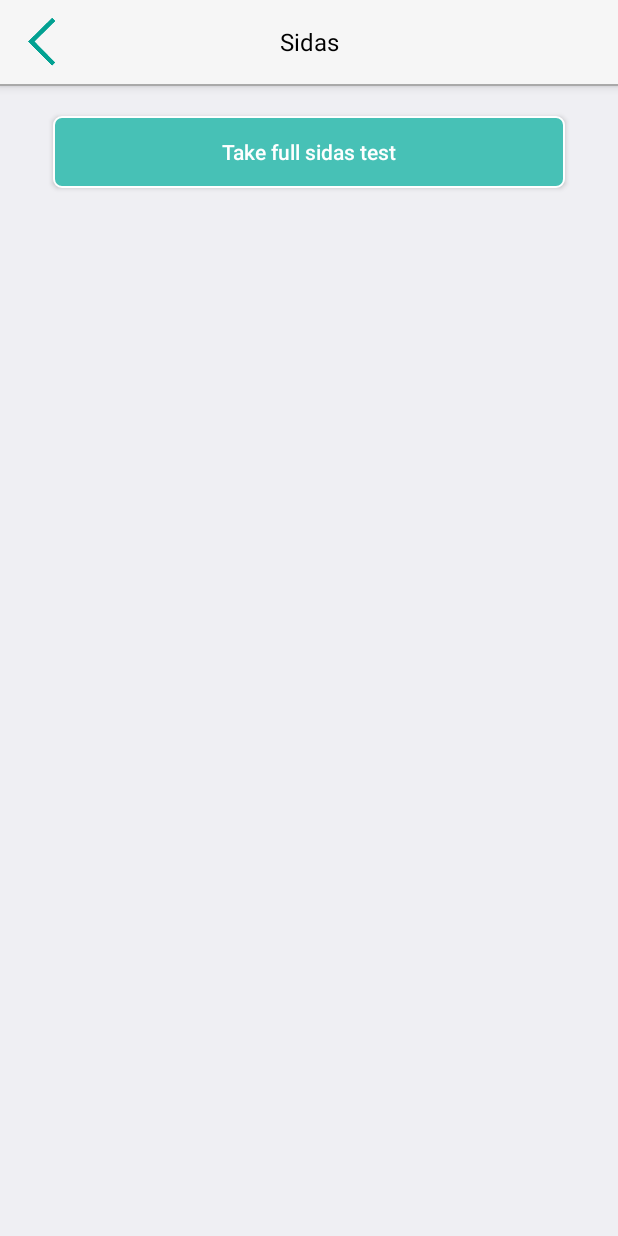
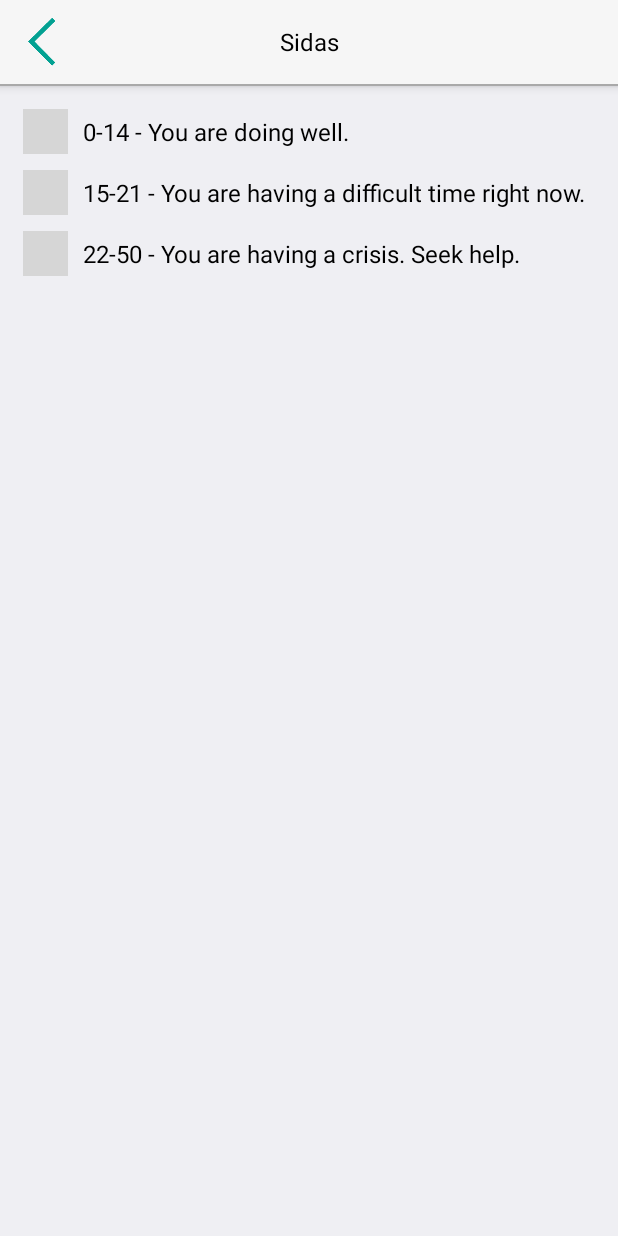
Before and after one commit to perceptinfotech/MyPlan, an Android app: the SidasActivity screen opened directly, with no data from a screen before it, on a phone screen of 412 x 824 dp. Run offline under Robolectric (Android 15) with nearby library versions, the phone set to English and light mode, and no system bars; our stand-ins replace CircleImageView, Volley; libraries missing offline, so code that uses them is left out: io.tpa.tpalib; network calls fail; 2 statements that could not run were skipped; grey boxes are pictures that could not be loaded.

Commit message:
Solved issues of map and made new design

```diff
--- a/app/build.gradle
+++ b/app/build.gradle
@@ -8,8 +8,8 @@ android {
         applicationId "percept.myplan"
         minSdkVersion 16
         targetSdkVersion 23
-        versionCode 2
-        versionName "1.1"
+        versionCode 3
+        versionName "1.2"
 
 
         ndk {
--- a/app/src/main/java/percept/myplan/Activities/AddStrategyActivity.java
+++ b/app/src/main/java/percept/myplan/Activities/AddStrategyActivity.java
@@ -216,14 +216,18 @@ public class AddStrategyActivity extends AppCompatActivity {
         if (LIST_MUSIC.size() > 0) {
             for (int i = 0; i < LIST_MUSIC.size(); i++) {
                 map.put("video" + (i + 1), LIST_MUSIC.get(i));
+
             }
         }
 //                }
         // Extra parameters if you want to pass to server
 
         //   map.put(Constant.URL, getResources().getString(R.string.server_url) + ".saveStrategy");
+        String str=android.text.TextUtils.join(",", LIST_MUSIC);
+        Log.e("Music List","Music List="+str);
         map.put("sid", Constant.SID);
         map.put("sname", Constant.SNAME);
+        map.put("internal_audio" ,str);
         map.put("image_count", String.valueOf(LIST_IMG.size()));
         map.put("music_count", String.valueOf(LIST_MUSIC.size()));
         map.put(Constant.ID, "");
--- a/app/src/main/java/percept/myplan/Activities/HopeDetailsActivity.java
+++ b/app/src/main/java/percept/myplan/Activities/HopeDetailsActivity.java
@@ -202,8 +202,9 @@ public class HopeDetailsActivity extends AppCompatActivity {
     }
 
     public void playMusicHopeElement(int position) {
+        Log.e("Internal audio","Internal audio="+LIST_HOPEDETAILS.get(position).getInternalAudio());
         Intent intent = new Intent(HopeDetailsActivity.this, WebViewActivity.class);
-        intent.putExtra("URL_MUSIC", LIST_HOPEDETAILS.get(position).getMEDIA());
+        intent.putExtra("URL_MUSIC", LIST_HOPEDETAILS.get(position).getInternalAudio());
         intent.putExtra(Constant.DATA, LIST_HOPEDETAILS.get(position));
         startActivity(intent);
     }
--- a/app/src/main/java/percept/myplan/Activities/SidasActivity.java
+++ b/app/src/main/java/percept/myplan/Activities/SidasActivity.java
@@ -72,14 +72,9 @@ public class SidasActivity extends AppCompatActivity {
         LST_SIDASUMMARY.setLayoutManager(mLayoutManager);
         LST_SIDASUMMARY.setItemAnimator(new DefaultItemAnimator());
         LIST_SIDA = new ArrayList<>();
-        BTN_TAKETEST = (Button) findViewById(R.id.btnTakeSidasTest);
 
-        BTN_TAKETEST.setOnClickListener(new View.OnClickListener() {
-            @Override
-            public void onClick(View view) {
-                startActivityForResult(new Intent(SidasActivity.this, SidaTestActivity.class), REQ_CODE_TEST);
-            }
-        });
+
+
 
     }
 
--- a/app/src/main/java/percept/myplan/Activities/StrategyDetailsOwnActivity.java
+++ b/app/src/main/java/percept/myplan/Activities/StrategyDetailsOwnActivity.java
@@ -505,8 +505,8 @@ public class StrategyDetailsOwnActivity extends AppCompatActivity {
                     }
 
 
-                    if (!TextUtils.isEmpty(clsStrategy.getVideos())) {
-                        String _images = clsStrategy.getVideos();
+                    if (!TextUtils.isEmpty(clsStrategy.getInternalAudio())) {
+                        String _images = clsStrategy.getInternalAudio();
                         String[] _arrImg = _images.split(",");
                         for (int i = 0; i < _arrImg.length; i++) {
                             listMusic.add(_arrImg[i]);
--- a/app/src/main/java/percept/myplan/Activities/StrategyEditActivity.java
+++ b/app/src/main/java/percept/myplan/Activities/StrategyEditActivity.java
@@ -253,8 +253,10 @@ public class StrategyEditActivity extends AppCompatActivity {
             }
         }
         // Extra parameters if you want to pass to server
+        String str=android.text.TextUtils.join(",", listMusic);
         params.put("sid", Constant.SID);
         params.put("sname", Constant.SNAME);
+        params.put("internal_audio" ,str);
         params.put("image_count", String.valueOf(listImg.size()));
         params.put("music_count", String.valueOf(listMusic.size()));
         params.put(Constant.ID, STRATEGY_ID);
--- a/app/src/main/java/percept/myplan/fragments/fragmentMoodRatings.java
+++ b/app/src/main/java/percept/myplan/fragments/fragmentMoodRatings.java
@@ -18,6 +18,7 @@ import java.util.ArrayList;
 import percept.myplan.Activities.HomeActivity;
 import percept.myplan.Activities.MoodActivity;
 import percept.myplan.Activities.SidasActivity;
+import percept.myplan.Activities.SidasDetailActivity;
 import percept.myplan.Graph.Bar;
 import percept.myplan.Graph.BarGraph;
 import percept.myplan.Graph.PieGraph;
@@ -64,7 +65,7 @@ public class fragmentMoodRatings extends Fragment {
         TV_SIDAS.setOnClickListener(new View.OnClickListener() {
             @Override
             public void onClick(View view) {
-                startActivityForResult(new Intent(getActivity(), SidasActivity.class), REQ_CODE_SIDAS);
+                startActivityForResult(new Intent(getActivity(), SidasDetailActivity.class), REQ_CODE_SIDAS);
             }
         });
 
--- a/app/src/main/res/layout/activity_sidas.xml
+++ b/app/src/main/res/layout/activity_sidas.xml
@@ -16,18 +16,73 @@
 
         <include layout="@layout/app_toolbar" />
 
-        <Button
-            android:id="@+id/btnTakeSidasTest"
+        <LinearLayout
             android:layout_width="match_parent"
             android:layout_height="wrap_content"
-            android:layout_marginBottom="35dp"
-            android:layout_marginLeft="35dp"
-            android:layout_marginRight="35dp"
-            android:layout_marginTop="20dp"
-            android:background="@drawable/btn_register_border"
-            android:text="@string/takefullsidastest"
-            android:textAllCaps="false"
-            android:textColor="@android:color/white" />
+            android:layout_margin="10dp"
+            android:orientation="vertical">
+
+            <LinearLayout
+                android:layout_width="match_parent"
+                android:layout_height="wrap_content"
+                android:layout_margin="5dp"
+                android:orientation="horizontal">
+                <ImageView
+                    android:layout_width="30dp"
+                    android:layout_height="30dp"
+                    android:background="@drawable/green_circle"/>
+
+                <TextView
+                    android:layout_width="wrap_content"
+                    android:layout_height="wrap_content"
+                    android:layout_gravity="center_vertical"
+                    android:textColor="@android:color/black"
+                    android:textSize="16sp"
+                    android:layout_marginLeft="10dp"
+                    android:text="@string/Sidas0"/>
+            </LinearLayout>
+
+            <LinearLayout
+                android:layout_width="match_parent"
+                android:layout_height="wrap_content"
+                android:layout_margin="5dp"
+                android:orientation="horizontal">
+                <ImageView
+                    android:layout_width="30dp"
+                    android:layout_height="30dp"
+                    android:background="@drawable/yellow_circle"/>
+
+                <TextView
+                    android:layout_width="wrap_content"
+                    android:layout_height="wrap_content"
+                    android:layout_gravity="center_vertical"
+                    android:textColor="@android:color/black"
+                    android:textSize="16sp"
+                    android:layout_marginLeft="10dp"
+                    android:text="@string/Sidas15"/>
+            </LinearLayout>
+
+            <LinearLayout
+                android:layout_width="match_parent"
+                android:layout_height="wrap_content"
+                android:layout_margin="5dp"
+                android:orientation="horizontal">
+                <ImageView
+                    android:layout_width="30dp"
+                    android:layout_height="30dp"
+                    android:background="@drawable/red_circle"/>
+
+                <TextView
+                    android:layout_width="wrap_content"
+                    android:layout_height="wrap_content"
+                    android:layout_gravity="center_vertical"
+                    android:textColor="@android:color/black"
+                    android:textSize="16sp"
+                    android:layout_marginLeft="10dp"
+                    android:text="@string/Sidas22"/>
+            </LinearLayout>
+
+        </LinearLayout>
 
         <android.support.v7.widget.RecyclerView
             android:id="@+id/lstSidaSummary"
--- a/app/src/main/res/layout/app_toolbar.xml
+++ b/app/src/main/res/layout/app_toolbar.xml
@@ -22,6 +22,9 @@
             android:textSize="16sp"/>
 
 
+
+
+
         <percept.myplan.customviews.CleanableAutoCompleteTextView
             android:id="@+id/edtLocationSearch"
             android:layout_width="match_parent"
--- a/app/src/main/res/values/config.xml
+++ b/app/src/main/res/values/config.xml
@@ -2,5 +2,5 @@
 <resources>
 
     <!--<string name="server_url"><![CDATA[http://www.weiswise.com/myplan/index.php?option=com_plans&task=webservice]]></string>-->
-    <string name="server_url"><![CDATA[ https://94.143.10.19/index.php?option=com_plans&task=webservice]]></string>
+    <string name="server_url"><![CDATA[ https://myplan.plus/index.php?option=com_plans&task=webservice]]></string>
 </resources>
--- a/app/src/main/res/values/strings.xml
+++ b/app/src/main/res/values/strings.xml
@@ -264,6 +264,15 @@
     <string name="progress_uploading">Uploading - please hold on...</string>
     <string name="progress_loading">Loading - please hold on...</string>
 
+
+    <string name="view_calendar">View Calendar</string>
+    <string name="take_full_test">Take Full Test</string>
+    <string name="Sidas0">0-14 - You are doing well.</string>
+    <string name="Sidas15">15-21 - You are having a difficult time right now.</string>
+    <string name="Sidas22">22-50 - You are having a crisis. Seek help.</string>
+    <string name="sidas_description">The SIDAS is designed to screen individuals in the community for presence of suicidal thoughts and assess the severity of these thoughts. It consists of five times, each targeting an attribute of suicidal thoughts: frequency, controllability, closeness to attempt, level of distress associated with the thoughts and impact on daily functioning. Responses are measured on a 10-point scale. Items are coded so that a higher total score reflects more severe suicidal thoughts.</string>
+
+
     <string-array name="navigation_menu">
         <item>Symptoms</item>
         <item>Strategies</item>
```
Also changed, not shown: app/src/main/AndroidManifest.xml (+7 -0 lines), app/src/main/java/percept/myplan/Activities/EmergencyRoomDetailActivity.java (+19 -5 lines), app/src/main/java/percept/myplan/Activities/MusicListActivity.java (+17 -0 lines), app/src/main/java/percept/myplan/POJO/HopeDetail.java (+13 -0 lines), app/src/main/java/percept/myplan/POJO/NearestEmergencyRoom.java (+11 -0 lines), app/src/main/java/percept/myplan/POJO/StrategyDetails.java (+11 -0 lines), app/src/main/java/percept/myplan/fragments/fragmentNearestEmergencyRoom.java (+17 -4 lines), 1 other file.
